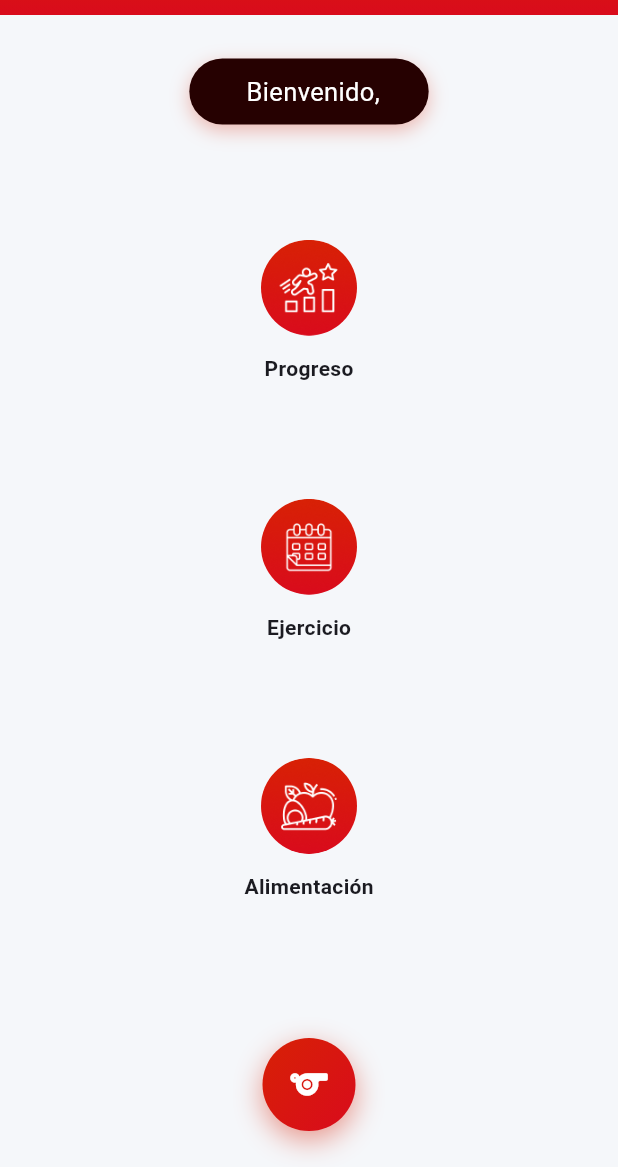
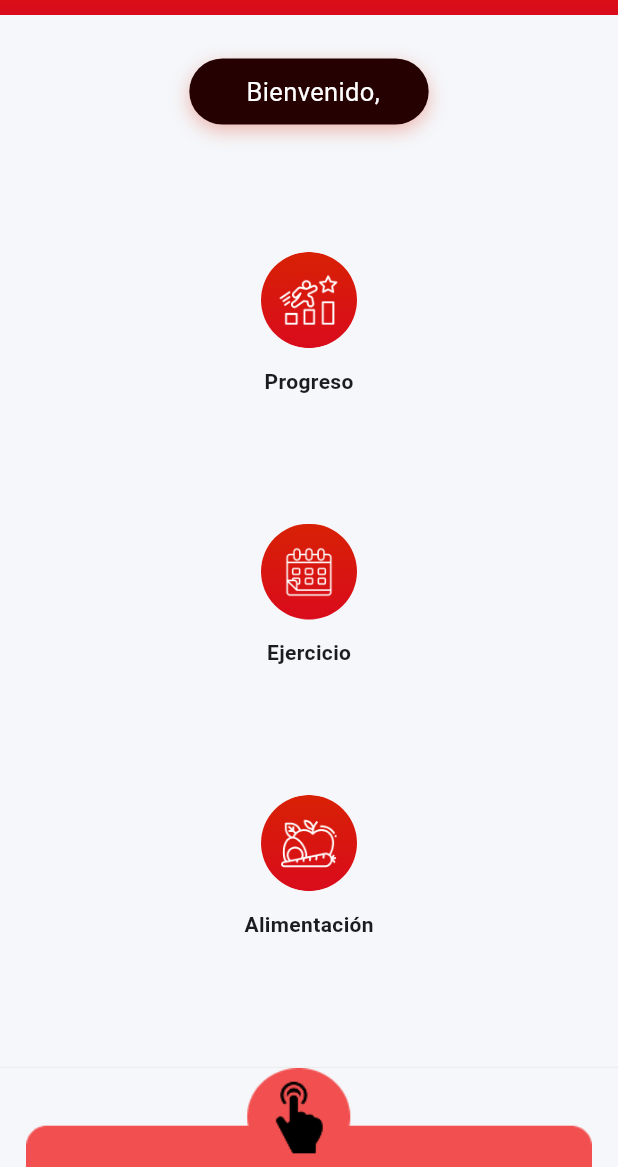
Before and after one commit to sneiderg18/koda, a Flutter app: the HomeScreen screen opened directly, on a phone screen of 412 x 824 dp, the part 69-1236 px from its top. Run offline on Flutter 3.47's test engine with Material 3 defaults, Android fonts, the phone set to English and light mode, and no system bars; our stand-ins replace google_fonts, shared_preferences; accounts and stored records are empty.

Commit message:
Mejora chat de ia en homescreen

```diff
--- a/frontend/la_trainer_app/lib/screens/home_screen.dart
+++ b/frontend/la_trainer_app/lib/screens/home_screen.dart
@@ -71,11 +71,12 @@ class _HomeScreenState extends State<HomeScreen> {
     return Scaffold(
       backgroundColor: const Color(0xFFF5F7FA),
       appBar: _buildAppBar(context),
-      body: Stack(
+      body: Column(
         children: [
-          SizedBox.expand(
+          // ── Contenido principal ─────────────────────────────────────────
+          Expanded(
             child: Padding(
-              padding: const EdgeInsets.fromLTRB(24, 24, 24, 100),
+              padding: const EdgeInsets.fromLTRB(24, 24, 24, 0),
               child: Column(
                 children: [
                   const SizedBox(height: 5),
@@ -85,13 +86,8 @@ class _HomeScreenState extends State<HomeScreen> {
               ),
             ),
           ),
-          // Floating Coach KODA circle button
-          Positioned(
-            bottom: 24,
-            left: 0,
-            right: 0,
-            child: Center(child: _CoachFAB(onTap: _openCoachChat)),
-          ),
+          // ── Barra inferior — abre el chat IA ────────────────────────────
+          _CoachBottomBar(onTap: _openCoachChat),
         ],
       ),
     );
@@ -205,81 +201,26 @@ class _HomeScreenState extends State<HomeScreen> {
   }
 }
 
-// ── Botón flotante Coach KODA ─────────────────────────────────────────────────
-class _CoachFAB extends StatefulWidget {
+// ── Barra inferior — encabezado del chat IA ───────────────────────────────────
+class _CoachBottomBar extends StatelessWidget {
   final VoidCallback onTap;
-  const _CoachFAB({required this.onTap});
-
-  @override
-  State<_CoachFAB> createState() => _CoachFABState();
-}
-
-class _CoachFABState extends State<_CoachFAB>
-    with SingleTickerProviderStateMixin {
-  late final AnimationController _pressCtrl;
-  late final Animation<double> _scaleAnim;
-
-  @override
-  void initState() {
-    super.initState();
-    _pressCtrl = AnimationController(
-      vsync: this,
-      duration: const Duration(milliseconds: 100),
-      reverseDuration: const Duration(milliseconds: 150),
-      lowerBound: 0.0,
-      upperBound: 1.0,
-    );
-    _scaleAnim = Tween<double>(begin: 1.0, end: 0.93).animate(
-      CurvedAnimation(parent: _pressCtrl, curve: Curves.easeInOut),
-    );
-  }
-
-  @override
-  void dispose() {
-    _pressCtrl.dispose();
-    super.dispose();
-  }
-
-  void _onTapDown(_) => _pressCtrl.forward();
-  void _onTapUp(_) {
-    _pressCtrl.reverse();
-    widget.onTap();
-  }
-
-  void _onTapCancel() => _pressCtrl.reverse();
+  const _CoachBottomBar({required this.onTap});
 
   @override
   Widget build(BuildContext context) {
     return GestureDetector(
-      onTapDown: _onTapDown,
-      onTapUp: _onTapUp,
-      onTapCancel: _onTapCancel,
-      child: AnimatedBuilder(
-        animation: _scaleAnim,
-        builder: (_, child) => Transform.scale(
-          scale: _scaleAnim.value,
-          child: child,
+      onTap: onTap,
+      child: Container(
+        width: double.infinity,
+        decoration: const BoxDecoration(
+          border: Border(top: BorderSide(color: Color(0xFFEEEEEE))),
         ),
-        child: Container(
-          width: 62,
-          height: 62,
-          decoration: BoxDecoration(
-            gradient: const LinearGradient(
-              colors: [_kRed, _kRed2],
-              begin: Alignment.topLeft,
-              end: Alignment.bottomRight,
-            ),
-            shape: BoxShape.circle,
-            boxShadow: [
-              BoxShadow(
-                color: _kRed.withOpacity(0.45),
-                blurRadius: 16,
-                offset: const Offset(0, 6),
-              ),
-            ],
-          ),
-          child: const Icon(Icons.sports_rounded,
-              color: Colors.white, size: 30),
+        // ✅ ia_chat.png se ajusta adecuadamente manteniendo la proporción
+        child: Image.asset(
+          'assets/images/ia_chat.png',
+          width: double.infinity,
+          height: MediaQuery.of(context).size.height * 0.08,
+          fit: BoxFit.contain,
         ),
       ),
     );
@@ -427,11 +368,12 @@ class _CoachChatModalState extends State<_CoachChatModal> {
                       const EdgeInsets.symmetric(horizontal: 16, vertical: 4),
                   child: Row(
                     children: [
-                      CircleAvatar(
-                        radius: 14,
-                        backgroundColor: _kRed.withOpacity(0.1),
-                        child: const Icon(Icons.sports_rounded,
-                            color: _kRed, size: 14),
+                      // ✅ Typing indicator con ia_icon_chat.png
+                      Image.asset(
+                        'assets/images/ia_icon_chat.png',
+                        width: 28,
+                        height: 28,
+                        fit: BoxFit.contain,
                       ),
                       const SizedBox(width: 10),
                       const _TypingIndicator(),
@@ -470,24 +412,12 @@ class _CoachChatModalState extends State<_CoachChatModal> {
       ),
       child: Row(
         children: [
-          Container(
+          // ✅ Header con ia_icon_chat.png
+          Image.asset(
+            'assets/images/ia_icon_chat.png',
             width: 40,
             height: 40,
-            decoration: BoxDecoration(
-              gradient: const LinearGradient(
-                  colors: [_kRed, _kRed2],
-                  begin: Alignment.topLeft,
-                  end: Alignment.bottomRight),
-              shape: BoxShape.circle,
-              boxShadow: [
-                BoxShadow(
-                    color: _kRed.withOpacity(0.35),
-                    blurRadius: 8,
-                    offset: const Offset(0, 3))
-              ],
-            ),
-            child: const Icon(Icons.sports_rounded,
-                color: Colors.white, size: 20),
+            fit: BoxFit.contain,
           ),
           const SizedBox(width: 12),
           const Column(
@@ -598,10 +528,12 @@ class _BubbleTile extends StatelessWidget {
         crossAxisAlignment: CrossAxisAlignment.end,
         children: [
           if (!msg.isUser) ...[
-            CircleAvatar(
-              radius: 14,
-              backgroundColor: _kRed.withOpacity(0.1),
-              child: const Icon(Icons.sports_rounded, color: _kRed, size: 14),
+            // ✅ Ícono IA en burbuja con ia_icon_chat.png
+            Image.asset(
+              'assets/images/ia_icon_chat.png',
+              width: 28,
+              height: 28,
+              fit: BoxFit.contain,
             ),
             const SizedBox(width: 8),
           ],
@@ -633,14 +565,8 @@ class _BubbleTile extends StatelessWidget {
                   ),
                 ],
               ),
-              child: Text(
-                msg.text,
-                style: TextStyle(
-                  color: msg.isUser ? Colors.white : const Color(0xFF1A1A2E),
-                  fontSize: 15,
-                  height: 1.4,
-                ),
-              ),
+              // ✅ Soporte markdown negritas **texto**
+              child: _buildRichText(msg.text, msg.isUser),
             ),
           ),
           if (msg.isUser) ...[
@@ -655,6 +581,42 @@ class _BubbleTile extends StatelessWidget {
         ],
       ),
     );
+  }
+
+  // ✅ Convierte **texto** y *texto* en negritas reales
+  Widget _buildRichText(String text, bool isUser) {
+    final baseColor = isUser ? Colors.white : const Color(0xFF1A1A2E);
+    final spans = <InlineSpan>[];
+    final regex = RegExp(r'\*{1,2}(.+?)\*{1,2}');
+    int lastEnd = 0;
+
+    for (final match in regex.allMatches(text)) {
+      if (match.start > lastEnd) {
+        spans.add(TextSpan(
+          text: text.substring(lastEnd, match.start),
+          style: TextStyle(color: baseColor, fontSize: 15, height: 1.4),
+        ));
+      }
+      spans.add(TextSpan(
+        text: match.group(1),
+        style: TextStyle(
+          color: baseColor,
+          fontSize: 15,
+          height: 1.4,
+          fontWeight: FontWeight.bold,
+        ),
+      ));
+      lastEnd = match.end;
+    }
+
+    if (lastEnd < text.length) {
+      spans.add(TextSpan(
+        text: text.substring(lastEnd),
+        style: TextStyle(color: baseColor, fontSize: 15, height: 1.4),
+      ));
+    }
+
+    return RichText(text: TextSpan(children: spans));
   }
 }
 
--- a/frontend/la_trainer_app/pubspec.yaml
+++ b/frontend/la_trainer_app/pubspec.yaml
@@ -68,6 +68,8 @@ flutter:
     - assets/images/plan_ejercicio.png
     - assets/images/plan_alimentacion.png
     - assets/images/progreso.png
+    - assets/images/ia_chat.png
+    - assets/images/ia_icon_chat.png
   # To add assets to your application, add an assets section, like this:
   # assets:
   #   - images/a_dot_burr.jpeg
```
Also changed, not shown: frontend/la_trainer_app/assets/images/ia_chat.png (added), frontend/la_trainer_app/assets/images/ia_icon_chat.png (added), frontend/la_trainer_app/pubspec.lock.
